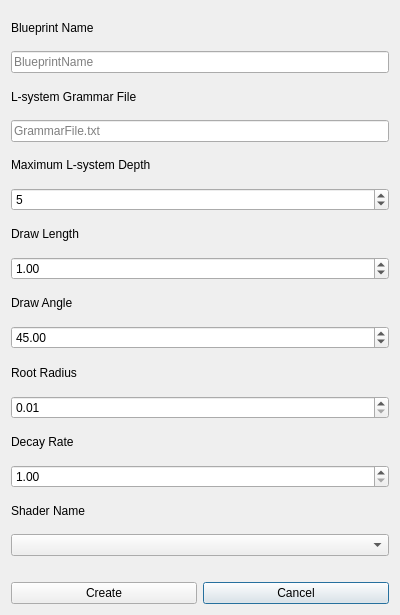
Above: ui/PlantBlueprintDialog.ui from neeravnagda/PlantSim before the change. Below: the same form after it.
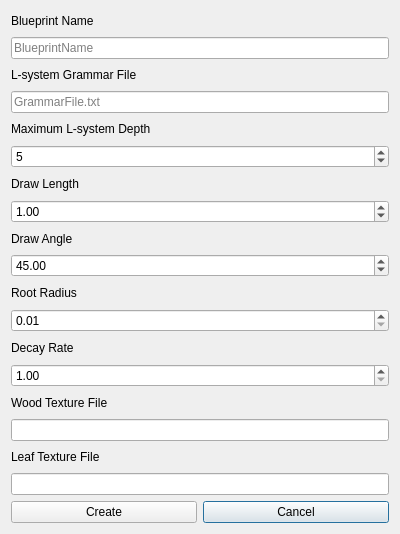
That is the form after the change.

Commit message: removed option to load shaders from ui

Diff of the .ui file:
```diff
--- a/ui/PlantBlueprintDialog.ui
+++ b/ui/PlantBlueprintDialog.ui
@@ -7,7 +7,7 @@
     <x>0</x>
     <y>0</y>
     <width>400</width>
-    <height>615</height>
+    <height>534</height>
    </rect>
   </property>
   <property name="windowTitle">
@@ -33,7 +33,7 @@
      </property>
     </widget>
    </item>
-   <item row="20" column="1">
+   <item row="18" column="1">
     <widget class="QPushButton" name="m_cancel">
      <property name="toolTip">
       <string>Cancel</string>
@@ -64,7 +64,7 @@
      </property>
     </widget>
    </item>
-   <item row="20" column="0">
+   <item row="18" column="0">
     <widget class="QPushButton" name="m_create">
      <property name="enabled">
       <bool>true</bool>
@@ -202,46 +202,33 @@
      </property>
     </widget>
    </item>
-   <item row="15" column="0" colspan="2">
-    <widget class="QComboBox" name="m_shaderSelect">
-     <property name="toolTip">
-      <string>Pick a shader or chose to create a new one</string>
-     </property>
-     <property name="editable">
-      <bool>false</bool>
-     </property>
-     <property name="currentText">
-      <string notr="true" extracomment="Chose Shader"/>
-     </property>
-     <property name="currentIndex">
-      <number>-1</number>
-     </property>
-     <item>
-      <property name="text">
-       <string notr="true">create new</string>
-      </property>
-     </item>
-    </widget>
-   </item>
    <item row="14" column="0">
     <widget class="QLabel" name="s_shaderNameLabel">
      <property name="text">
-      <string>Shader Name</string>
+      <string>Wood Texture File</string>
+     </property>
+    </widget>
+   </item>
+   <item row="15" column="0" colspan="2">
+    <widget class="QLineEdit" name="m_woodTextureFilePath">
+     <property name="toolTip">
+      <string>Wood texture file path</string>
      </property>
     </widget>
    </item>
    <item row="16" column="0" colspan="2">
-    <spacer name="s_horizontalSpacer">
-     <property name="orientation">
-      <enum>Qt::Horizontal</enum>
+    <widget class="QLabel" name="s_leafTextureFileLabel">
+     <property name="text">
+      <string>Leaf Texture File</string>
      </property>
-     <property name="sizeHint" stdset="0">
-      <size>
-       <width>40</width>
-       <height>20</height>
-      </size>
+    </widget>
+   </item>
+   <item row="17" column="0" colspan="2">
+    <widget class="QLineEdit" name="m_leafTextureFilePath">
+     <property name="toolTip">
+      <string>Leaf texture file path</string>
      </property>
-    </spacer>
+    </widget>
    </item>
   </layout>
  </widget>
```
Left out of the diff: 2 changed lines with no effect on the pictures. The commit also changes 8 other files.
